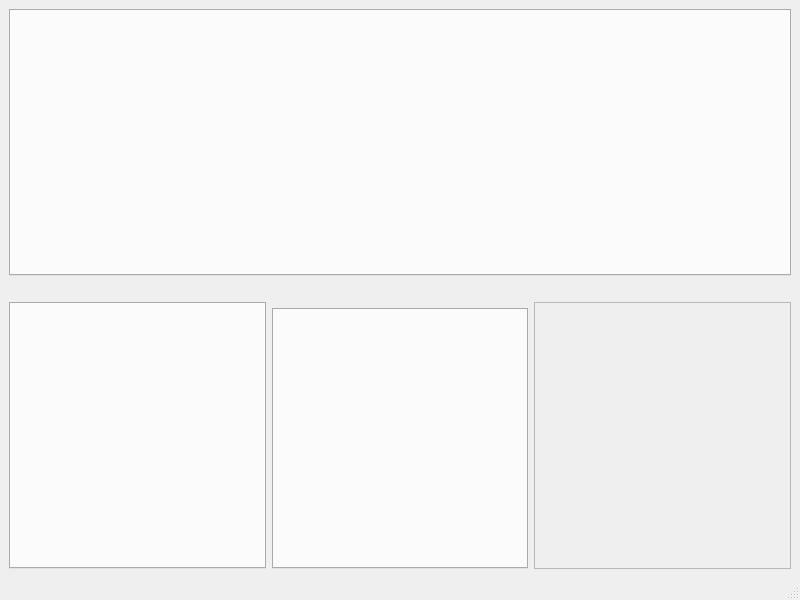
First picture: the form in GUI/mainwindow.ui, repository Binyamin-Brion/TextureAtlasCreator, before the edit.
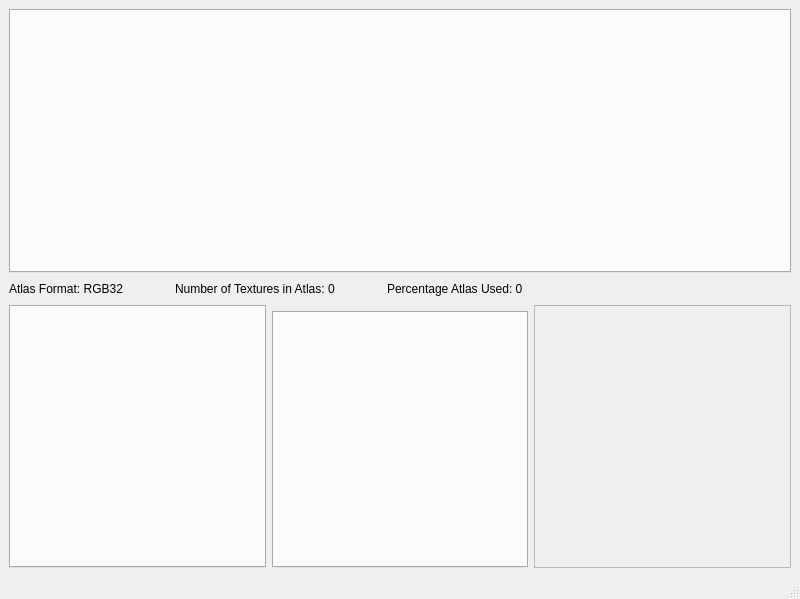
Second picture: the form after the edit. Custom widgets are drawn as their Qt base class.

Commit message: - Information about the texture (format, number textures, percentage atlas used) is now displayed under the atlas

The edit to the form file:
```diff
--- a/GUI/mainwindow.ui
+++ b/GUI/mainwindow.ui
@@ -7,7 +7,7 @@
     <x>0</x>
     <y>0</y>
     <width>800</width>
-    <height>600</height>
+    <height>599</height>
    </rect>
   </property>
   <property name="windowTitle">
@@ -23,24 +23,51 @@
       <item>
        <widget class="QLabel" name="atlasFormatLabel">
         <property name="text">
-         <string/>
+         <string>Atlas Format: RGB32</string>
+        </property>
+       </widget>
+      </item>
+      <item>
+       <widget class="QLabel" name="label">
+        <property name="text">
+         <string>            </string>
         </property>
        </widget>
       </item>
       <item>
        <widget class="QLabel" name="numberTexturesLabel">
         <property name="text">
-         <string/>
+         <string>Number of Textures in Atlas: 0</string>
+        </property>
+       </widget>
+      </item>
+      <item>
+       <widget class="QLabel" name="label_2">
+        <property name="text">
+         <string>            </string>
         </property>
        </widget>
       </item>
       <item>
        <widget class="QLabel" name="percentageAtlasUsed">
         <property name="text">
-         <string/>
+         <string>Percentage Atlas Used: 0</string>
         </property>
        </widget>
       </item>
+      <item>
+       <spacer name="horizontalSpacer">
+        <property name="orientation">
+         <enum>Qt::Horizontal</enum>
+        </property>
+        <property name="sizeHint" stdset="0">
+         <size>
+          <width>40</width>
+          <height>20</height>
+         </size>
+        </property>
+       </spacer>
+      </item>
      </layout>
     </item>
     <item>
@@ -69,7 +96,7 @@
            <x>0</x>
            <y>0</y>
            <width>252</width>
-           <height>243</height>
+           <height>241</height>
           </rect>
          </property>
         </widget>
```
The commit also changes 11 other files.
